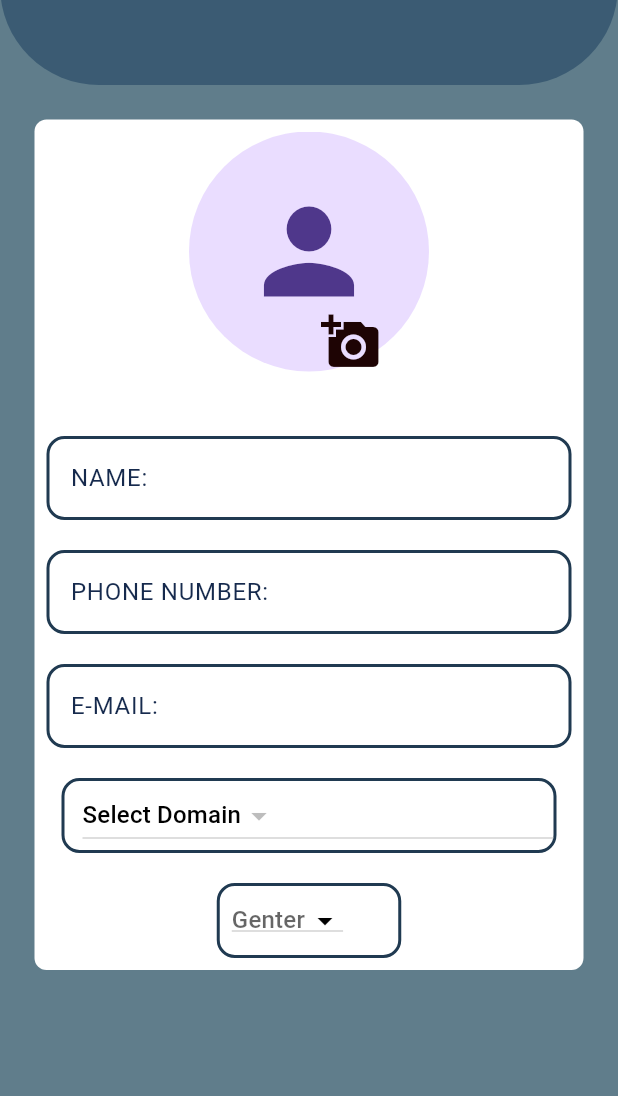
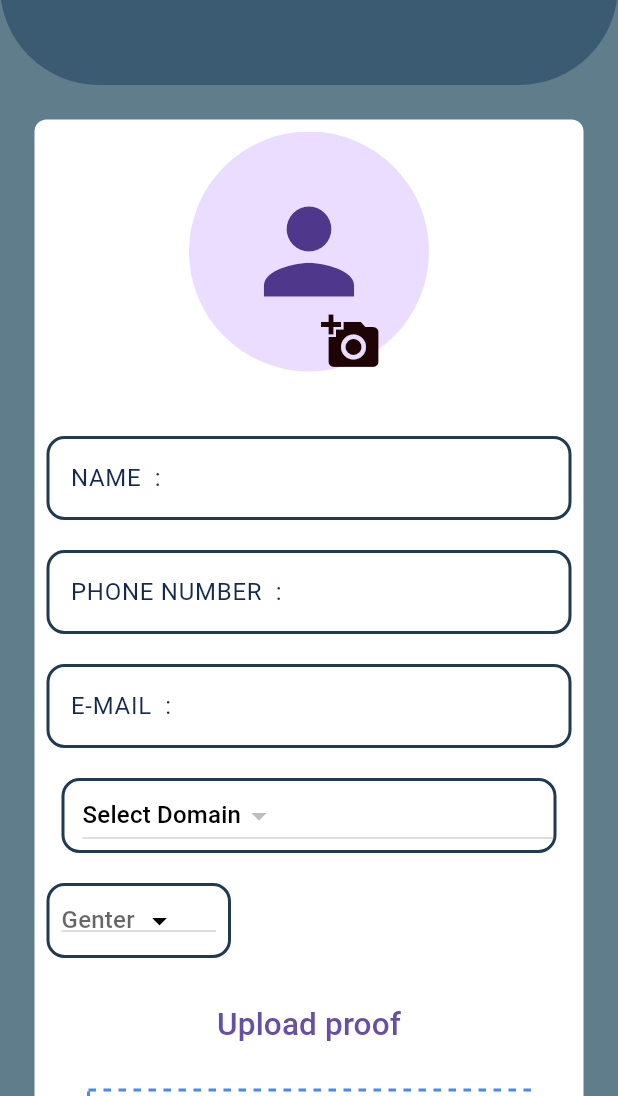
Before and after one commit to vinayakmdas/staffproject, a Flutter app: the StaffAdd screen opened directly, on a phone screen of 412 x 824 dp, the part 140-1236 px from its top. Run offline on Flutter 3.47's test engine with Material 3 defaults, Android fonts, the phone set to English and light mode, and no system bars; drawn by our look-alikes of dotted_border; our stand-ins replace file_picker, google_fonts, hive_flutter, iconsax_flutter, image_picker, shared_preferences; accounts and stored records are empty.

Commit message:
complete staff screen ui

```diff
--- a/lib/add-staff-and-work/staffadd.dart
+++ b/lib/add-staff-and-work/staffadd.dart
@@ -1,4 +1,7 @@
 import 'dart:io';
+import 'package:dotted_border/dotted_border.dart';
+import 'package:file_picker/file_picker.dart';
+import 'package:path_provider/path_provider.dart';
 import 'package:flutter/material.dart';
 import 'package:image_picker/image_picker.dart';
 import 'package:staff/custum.dart/appbaruser.dart';
@@ -20,8 +23,9 @@ class _StaffAddState extends State<StaffAdd> {
   String? image;
   List<Domainmodel> _domainList = [];
   String? _selectedDomain;
-  List<String>_genter=[" male ", "female"];
-  String ?_selectgenter;
+  List<String> _genter = [" male ", "Female"," Other"];
+  String? _selectgenter;
+File ?_selectimage;
 
   @override
   void initState() {
@@ -51,7 +55,7 @@ class _StaffAddState extends State<StaffAdd> {
           child: Padding(
             padding: const EdgeInsets.all(8.0),
             child: Column(
-              children: <Widget>[
+              children: [
                 Stack(
                   children: [
                     image == null
@@ -85,49 +89,40 @@ class _StaffAddState extends State<StaffAdd> {
                   ],
                 ),
                 const SizedBox(height: 43),
-             UserTextField(
+                usertextfield(
                   controller: usernameController,
-  labelName: 'NAME:',
+                  lebelname: 'NAME  :',
                 ),
                 const SizedBox(height: 20),
-UserTextField(
-  controller: userPhoneNumber,
-  labelName: 'PHONE NUMBER:',
-),
+                usertextfield(
+                    controller: userPhoneNumber, lebelname: "PHONE NUMBER  :"),
                 const SizedBox(height: 20),
-UserTextField(
-  controller: userEmail,
-  labelName: 'E-MAIL:',
-),
+                usertextfield(controller: userEmail, lebelname: "E-MAIL  :"),
                 const SizedBox(height: 20),
-
-
                 Container(
                   height: 50,
                   width: 330,
                   decoration: BoxDecoration(
                       color: Colors.white,
-                    border:  Border.all(
-                       width: 2,
-                        color: Color.fromARGB(255, 32, 58, 81)
-
-                    )
-                    ,borderRadius: BorderRadius.circular(12)
-
-                  ),
+                      border: Border.all(
+                          width: 2, color: Color.fromARGB(255, 32, 58, 81)),
+                      borderRadius: BorderRadius.circular(12)),
                   child: Padding(
                     padding: const EdgeInsets.only(left: 12),
                     child: DropdownButton<String>(
-
                       iconEnabledColor: Colors.black,
-                      hint: Text("Select Domain",style:TextStyle( color: Colors.black),),
+                      hint: const Text(
+                        "Select Domain",
+                        style: TextStyle(color: Colors.black),
+                      ),
                       value: _selectedDomain,
                       onChanged: (String? newValue) {
                         setState(() {
                           _selectedDomain = newValue;
                         });
                       },
-                      items: _domainList.map<DropdownMenuItem<String>>((Domainmodel domain) {
+                      items: _domainList
+                          .map<DropdownMenuItem<String>>((Domainmodel domain) {
                         return DropdownMenuItem<String>(
                           value: domain.domain,
                           child: Text(domain.domain),
@@ -136,50 +131,94 @@ const SizedBox(height: 20),
                     ),
                   ),
                 ),
-
-                SizedBox(height: 20,)
+                const SizedBox(
+                  height: 20,
+                )
                 // ==========================================================================
 
-               ,Container(
+                ,
+                Row(
+                  mainAxisAlignment: MainAxisAlignment.start,
+                  children: [
+                    Container(
                       height: 50,
                       width: 123,
                       decoration: BoxDecoration(
                           color: Colors.white,
-                    border:  Border.all(
-                       width: 2,
-                        color: Color.fromARGB(255, 32, 58, 81)
-
-                    )
-                    ,borderRadius: BorderRadius.circular(12)
-  ),
-   child: Row(
-     children: [
-
-
-       Padding(
+                          border: Border.all(
+                              width: 2, color: Color.fromARGB(255, 32, 58, 81)),
+                          borderRadius: BorderRadius.circular(12)),
+                      child: Padding(
                         padding: const EdgeInsets.all(8.0),
                         child: DropdownButton<String>(
-          hint: Text("Genter"),
+                          hint: const Text("Genter"),
                           iconEnabledColor: Colors.black,
                           value: _selectgenter,
                           items: _genter.map((String genter) {
                             return DropdownMenuItem<String>(
-              value: genter, // Add the value here
-              child: Text(genter), // Show the gender text here
+                              value: genter,
+                              child: Text(genter),
                             );
                           }).toList(),
                           onChanged: (String? newValue) {
                             setState(() {
-              _selectgenter = newValue; // Update selected gender
+                              _selectgenter = newValue;
                             });
                           },
                         ),
                       ),
+                    ),
                   ],
                 ),
+                const SizedBox(
+                  height: 20,
+                ),
+                TextButton(
+                    onPressed: () {proofimage();},
+                    child: const Text(
+                      "Upload proof",
+                      style: TextStyle(fontSize: 21),
+                    )),
+                const SizedBox(
+                  height: 20,
+                ),
+                DottedBorder(
+                  color: Colors.blueAccent,
+                  strokeWidth: 2,
+                  dashPattern: const [
+                    5,
+                    5,
+                  ],
+                  child: Container(
+                    height: 170,
+                    width: 290,
+                    decoration: BoxDecoration(
+                        border: Border.all(color: Colors.white),
+                        borderRadius: BorderRadius.circular(12)),
+                    child: _selectimage == null
+              ? const Center(child:
+              Text('No Image Selected'))
+              : ClipRRect(
+                  borderRadius: BorderRadius.circular(12),
+                  child: Image.file(
+                    _selectimage!,
+                    fit: BoxFit.cover,
+                  ),
+                ),
+                  ),
                 )
+               , SizedBox(height: 20,)
+               , Row(
+                  children: [
+ElevatedButton(
+                         style: ElevatedButton.styleFrom(
+                          backgroundColor: const Color.fromRGBO(22, 38, 52, 1),
+                            shape: RoundedRectangleBorder(
 
+                                borderRadius: BorderRadius.circular(8))),
 
+  onPressed: (){}, child: Text("Submit",style: TextStyle( color: Colors.white),))                  ],
+                )
               ],
             ),
           ),
@@ -188,24 +227,49 @@ const SizedBox(height: 20),
     );
   }
 
+  Future<void> pickimage() async {
+    FilePickerResult? result = await FilePicker.platform.pickFiles();
 
-  pickimage() async {
-    final imagePicker = ImagePicker();
-    final pickedimg = await imagePicker.pickImage(source: ImageSource.gallery);
-    if (pickedimg != null) {
+    if (result != null) {
+      PlatformFile file = result.files.first;
+      File selectedFile = File(file.path!);
+
+      Directory direc = await getApplicationDocumentsDirectory();
+      String newPath = '${direc.path}/${file.name}';
+
+      File savedFile = await selectedFile.copy(newPath);
+
       setState(() {
-        image = pickedimg.path;
+        image = savedFile.path;
       });
+
+      print('File saved at: $image');
+    } else {
+      print("User canceled the file picker");
     }
   }
 
-  // Method to take a photo using the camera
   Future camereimage() async {
     final camereimage = ImagePicker();
     final camere = await camereimage.pickImage(source: ImageSource.camera);
     if (camere != null) {
       setState(() {
-        image = camere.path; // Update image path
+        image = camere.path;
+      });
+    }
+  }
+     Future<void> proofimage() async {
+    FilePickerResult? result = await FilePicker.platform.pickFiles();
+    if (result != null) {
+      PlatformFile file = result.files.first;
+      File selectedFile = File(file.path!);
+      Directory directory = await getApplicationDocumentsDirectory();
+      String newPath = '${directory.path}/${file.name}';
+
+      File savedFile = await selectedFile.copy(newPath);
+
+      setState(() {
+        _selectimage= savedFile;
       });
     }
   }
--- a/lib/custum.dart/appbaruser.dart
+++ b/lib/custum.dart/appbaruser.dart
@@ -36,16 +36,14 @@ PreferredSize userappbar(BuildContext context) {
 }
 
 
+class usertextfield extends StatelessWidget {
+   final  TextEditingController  controller;
+    final String lebelname;
+  const usertextfield({super.key
+   ,required this.controller
 
+   , required this.lebelname
 
-class UserTextField extends StatelessWidget {
-  final TextEditingController controller;
-  final String labelName;
-
-  const UserTextField({
-    super.key,
-    required this.controller,
-    required this.labelName,
   });
 
   @override
@@ -53,23 +51,23 @@ class UserTextField extends StatelessWidget {
     return TextFormField(
           controller: controller,
          decoration: InputDecoration(
-        label: Text(
-          labelName,
+                        label:  Text(
+                       lebelname,
                         style: const TextStyle(
-            color: Color.fromARGB(255, 22, 42, 77),
-          ),
+
+                        color: Color.fromARGB(255, 22, 42, 77)),
                         ),
                         enabledBorder: OutlineInputBorder(
                         borderRadius: BorderRadius.circular(12),
                          borderSide: const BorderSide(
                          width: 2,
-            color: Color.fromARGB(255, 32, 58, 81),
-          ),
-        ),
+                        color: Color.fromARGB(255, 32, 58, 81),)),
                         focusedBorder: OutlineInputBorder(
                           borderRadius: BorderRadius.circular(15),
-        ),
-      ),
+                        )),
+
+
+
     );
   }
 }
--- a/lib/taskadd/domain.dart
+++ b/lib/taskadd/domain.dart
@@ -1,5 +1,6 @@
 import 'package:flutter/material.dart';
 import 'package:google_fonts/google_fonts.dart';
+
 import 'package:staff/model.dart/domainmodel.dart';
 import 'package:staff/service.dart/add_domain_servicepage.dart';
 
--- a/pubspec.yaml
+++ b/pubspec.yaml
@@ -41,8 +41,9 @@ dependencies:
   google_fonts: ^6.2.1
   shared_preferences: ^2.2.3
   image_picker: ^1.1.2
-  # file_picker: ^8.0.0+1
-  # open_file: ^3.3.2
+  file_picker: ^8.0.0+1
+  open_file: ^3.3.2
+  dotted_border: ^2.1.0
 
 dev_dependencies:
   flutter_test:
```
Also changed, not shown: pubspec.lock. Lines whose indentation alone changed are shown as unchanged.
